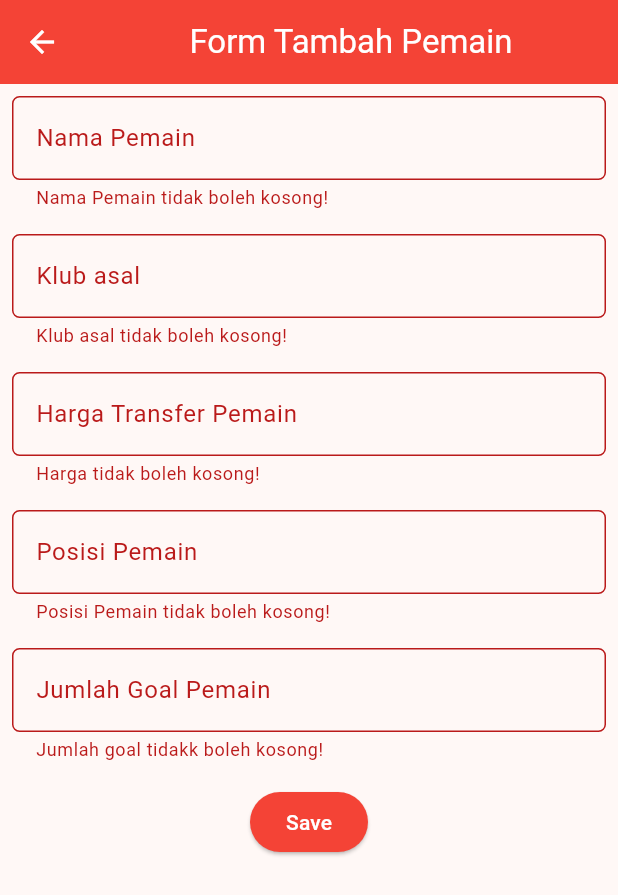
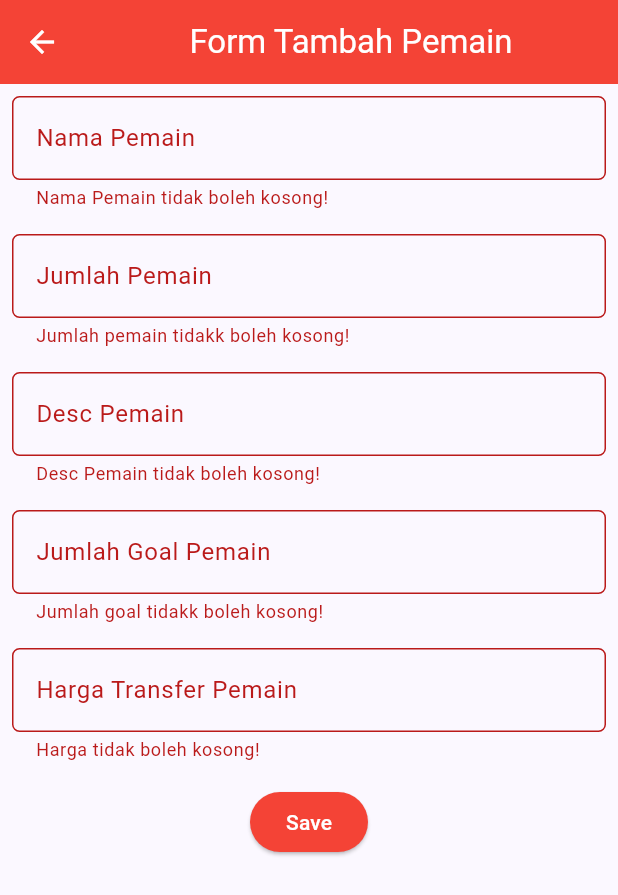
Before and after one commit to CaesarJustitio/liverpool-list-mobile, a Flutter app: the ShopFormPage screen opened directly, after a tap on "Save", on a phone screen of 412 x 824 dp. Shown: the top 895 px of the screen. Run offline on Flutter 3.47's test engine with Material 3 defaults, Android fonts, the phone set to English and light mode, and no system bars; missing offline and left inert: pbp_django_auth; network calls fail.

Commit message:
menyelesaikan tugas terakhir pbp

```diff
--- a/lib/screens/liverpoolist_form.dart
+++ b/lib/screens/liverpoolist_form.dart
@@ -1,5 +1,9 @@
+import 'dart:convert';
+
 import 'package:flutter/material.dart';
-import 'package:liverpool_list/widgets/liv_card.dart';
+import 'package:pbp_django_auth/pbp_django_auth.dart';
+import 'package:provider/provider.dart';
+import 'package:liverpool_list/screens/menu.dart';
 
 class ShopFormPage extends StatefulWidget {
   const ShopFormPage({Key? key});
@@ -8,18 +12,18 @@
   State<ShopFormPage> createState() => _ShopFormPageState();
 }
 
-List<Player> players = [];
-
 class _ShopFormPageState extends State<ShopFormPage> {
   final _formKey = GlobalKey<FormState>();
   String _name = "";
-  String _formerclub = "";
+  int _amount = 0;
+  String _description = "";
+  int _goals = 0;
   int _marketprice = 0;
-  String _position = "";
-  int _goals = 0;
 
   @override
   Widget build(BuildContext context) {
+    final request = context.watch<CookieRequest>();
+
     return Scaffold(
       appBar: AppBar(
         title: const Center(
@@ -30,7 +34,6 @@
         backgroundColor: Colors.red,
         foregroundColor: Colors.white,
       ),
-      // TODO: Tambahkan drawer yang sudah dibuat di sini
       body: Form(
         key: _formKey,
         child: SingleChildScrollView(
@@ -64,20 +67,72 @@
                 padding: const EdgeInsets.all(8.0),
                 child: TextFormField(
                   decoration: InputDecoration(
-                    hintText: "Klub asal",
-                    labelText: "Klub asal",
+                    hintText: "Jumlah Pemain",
+                    labelText: "Jumlah Pemain",
                     border: OutlineInputBorder(
                       borderRadius: BorderRadius.circular(5.0),
                     ),
                   ),
                   onChanged: (String? value) {
                     setState(() {
-                      _formerclub = value!;
+                      _amount = int.parse(value!);
                     });
                   },
                   validator: (String? value) {
                     if (value == null || value.isEmpty) {
-                      return "Klub asal tidak boleh kosong!";
+                      return "Jumlah pemain tidakk boleh kosong!";
+                    }
+                    if (int.tryParse(value) == null) {
+                      return "Jumlah pemain tidakk boleh kosong!";
+                    }
+                    return null;
+                  },
+                ),
+              ),
+              Padding(
+                padding: const EdgeInsets.all(8.0),
+                child: TextFormField(
+                  decoration: InputDecoration(
+                    hintText: "Desc Pemain",
+                    labelText: "Desc Pemain",
+                    border: OutlineInputBorder(
+                      borderRadius: BorderRadius.circular(5.0),
+                    ),
+                  ),
+                  onChanged: (String? value) {
+                    setState(() {
+                      _description = value!;
+                    });
+                  },
+                  validator: (String? value) {
+                    if (value == null || value.isEmpty) {
+                      return "Desc Pemain tidak boleh kosong!";
+                    }
+                    return null;
+                  },
+                ),
+              ),
+              Padding(
+                padding: const EdgeInsets.all(8.0),
+                child: TextFormField(
+                  decoration: InputDecoration(
+                    hintText: "Jumlah Goal Pemain",
+                    labelText: "Jumlah Goal Pemain",
+                    border: OutlineInputBorder(
+                      borderRadius: BorderRadius.circular(5.0),
+                    ),
+                  ),
+                  onChanged: (String? value) {
+                    setState(() {
+                      _goals = int.parse(value!);
+                    });
+                  },
+                  validator: (String? value) {
+                    if (value == null || value.isEmpty) {
+                      return "Jumlah goal tidakk boleh kosong!";
+                    }
+                    if (int.tryParse(value) == null) {
+                      return "Jumlah goal tidakk boleh kosong!";
                     }
                     return null;
                   },
@@ -109,55 +164,6 @@
                   },
                 ),
               ),
-              Padding(
-                padding: const EdgeInsets.all(8.0),
-                child: TextFormField(
-                  decoration: InputDecoration(
-                    hintText: "Posisi Pemain",
-                    labelText: "Posisi Pemain",
-                    border: OutlineInputBorder(
-                      borderRadius: BorderRadius.circular(5.0),
-                    ),
-                  ),
-                  onChanged: (String? value) {
-                    setState(() {
-                      _position = value!;
-                    });
-                  },
-                  validator: (String? value) {
-                    if (value == null || value.isEmpty) {
-                      return "Posisi Pemain tidak boleh kosong!";
-                    }
-                    return null;
-                  },
-                ),
-              ),
-              Padding(
-                padding: const EdgeInsets.all(8.0),
-                child: TextFormField(
-                  decoration: InputDecoration(
-                    hintText: "Jumlah Goal Pemain",
-                    labelText: "Jumlah Goal Pemain",
-                    border: OutlineInputBorder(
-                      borderRadius: BorderRadius.circular(5.0),
-                    ),
-                  ),
-                  onChanged: (String? value) {
-                    setState(() {
-                      _goals = int.parse(value!);
-                    });
-                  },
-                  validator: (String? value) {
-                    if (value == null || value.isEmpty) {
-                      return "Jumlah goal tidakk boleh kosong!";
-                    }
-                    if (int.tryParse(value) == null) {
-                      return "Jumlah goal tidakk boleh kosong!";
-                    }
-                    return null;
-                  },
-                ),
-              ),
               Align(
                 alignment: Alignment.bottomCenter,
                 child: Padding(
@@ -166,46 +172,37 @@
                     style: ButtonStyle(
                       backgroundColor: MaterialStateProperty.all(Colors.red),
                     ),
-                    onPressed: () {
+                    onPressed: () async {
                       if (_formKey.currentState!.validate()) {
-                        players.add(Player(
-                                name: _name,
-                                formerclub: _formerclub,
-                                marketprice: _marketprice,
-                                position: _position,
-                                goals: _goals,
+                          // Kirim ke Django dan tunggu respons
+                          // TODO: Ganti URL dan jangan lupa tambahkan trailing slash (/) di akhir URL!
+                          final response = await request.postJson(
+                          "http://127.0.0.1:8000/create-flutter/",
+                          jsonEncode(<String, String>{
+                              'name': _name,
+                              'amount': _amount.toString(),
+                              'description': _description,
+                              'goals': _goals.toString(),
+                              'marketprice': _marketprice.toString(),
+                          }));
+                          if (response['status'] == 'success') {
+                              ScaffoldMessenger.of(context)
+                                  .showSnackBar(const SnackBar(
+                              content: Text("Pemain baru berhasil dibeli!"),
                               ));
-                        showDialog(
-                          context: context,
-                          builder: (context) {
-                            return AlertDialog(
-                              title: const Text('Pemain berhasil ditransfer ke LIVERPOOL'),
-                              content: SingleChildScrollView(
-                                child: Column(
-                                  crossAxisAlignment: CrossAxisAlignment.start,
-                                  children: [
-                                    Text('Nama: $_name'),
-                                    Text('Asal Klub: $_formerclub'),
-                                    Text('Harga: $_marketprice'),
-                                    Text('Posisi: $_position'),
-                                    Text('Jumlah Goal: $_goals'),
-                                  ],
-                                ),
-                              ),
-                              actions: [
-                                TextButton(
-                                  child: const Text('OK'),
-                                  onPressed: () {
-                                    Navigator.pop(context);
-                                  },
-                                ),
-                              ],
-                            );
-                          },
-                        );
-                        _formKey.currentState!.reset();
+                              Navigator.pushReplacement(
+                                  context,
+                                  MaterialPageRoute(builder: (context) => MyHomePage()),
+                              );
+                          } else {
+                              ScaffoldMessenger.of(context)
+                                  .showSnackBar(const SnackBar(
+                                  content:
+                                      Text("Terdapat kesalahan, silakan coba lagi."),
+                              ));
+                          }
                       }
-                    },
+                  },
                     child: const Text(
                       "Save",
                       style: TextStyle(color: Colors.white),
--- a/lib/widgets/liv_card.dart
+++ b/lib/widgets/liv_card.dart
@@ -1,28 +1,15 @@
 import 'package:flutter/material.dart';
+import 'package:pbp_django_auth/pbp_django_auth.dart';
+import 'package:provider/provider.dart';
+import 'package:liverpool_list/screens/list_product.dart';
+import 'package:liverpool_list/screens/login.dart';
 import 'package:liverpool_list/screens/liverpoolist_form.dart';
-import 'package:liverpool_list/screens/show_data_page.dart';
 
 class LiverpoolistItem {
   final String name;
   final IconData icon;
 
   LiverpoolistItem(this.name, this.icon);
-}
-
-class Player {
-  final String name;
-  final String formerclub;
-  final int marketprice;
-  final String position;
-  final int goals;
-
-  Player({
-    required this.name,
-    required this.formerclub,
-    required this.marketprice,
-    required this.position,
-    required this.goals,
-  });
 }
 
 class LiverpoolCard extends StatelessWidget {
@@ -32,10 +19,12 @@
 
   @override
   Widget build(BuildContext context) {
+    final request = context.watch<CookieRequest>();
     return Material(
       color: Colors.red,
       child: InkWell(
-        onTap: () {
+        // Area responsive terhadap sentuhan
+        onTap: () async {
           // Memunculkan SnackBar ketika diklik
           ScaffoldMessenger.of(context)
             ..hideCurrentSnackBar()
@@ -47,14 +36,33 @@
               context,
               MaterialPageRoute(builder: (context) => ShopFormPage()),
             );
-          };
+          }
 
-          if (item.name == "Lihat Pemain") {
-            Navigator.push(
-              context,
-              MaterialPageRoute(builder: (context) => PlayerListPage()),
-            );
-          };
+          else if (item.name == "Lihat Pemain") {
+            Navigator.push(context,
+                MaterialPageRoute(builder: (context) => const ProductPage()));
+          }
+
+          else if (item.name == "Logout") {
+            final response = await request.logout(
+                // TODO: Ganti URL dan jangan lupa tambahkan trailing slash (/) di akhir URL!
+                "http://127.0.0.1:8000/auth/logout/");
+            String message = response["message"];
+            if (response['status']) {
+              String uname = response["username"];
+              ScaffoldMessenger.of(context).showSnackBar(SnackBar(
+                content: Text("$message Sampai jumpa, $uname."),
+              ));
+              Navigator.pushReplacement(
+                context,
+                MaterialPageRoute(builder: (context) => const LoginPage()),
+              );
+            } else {
+              ScaffoldMessenger.of(context).showSnackBar(SnackBar(
+                content: Text("$message"),
+              ));
+            }
+          }
         },
         child: Container(
           // Container untuk menyimpan Icon dan Text
--- a/pubspec.yaml
+++ b/pubspec.yaml
@@ -35,6 +35,9 @@
   # The following adds the Cupertino Icons font to your application.
   # Use with the CupertinoIcons class for iOS style icons.
   cupertino_icons: ^1.0.2
+  provider: ^6.1.1
+  pbp_django_auth: ^0.4.0
+  http: ^1.1.0
 
 dev_dependencies:
   flutter_test:
```
Also changed, not shown: lib/main.dart (+16 -9 lines), lib/models/product.dart (added, +69 -0 lines), lib/screens/list_product.dart (added, +94 -0 lines), lib/screens/login.dart (added, +114 -0 lines), lib/screens/show_data_page.dart (deleted, +0 -102 lines), lib/widgets/left_drawer.dart (+13 -18 lines), pubspec.lock, 3 other files.
